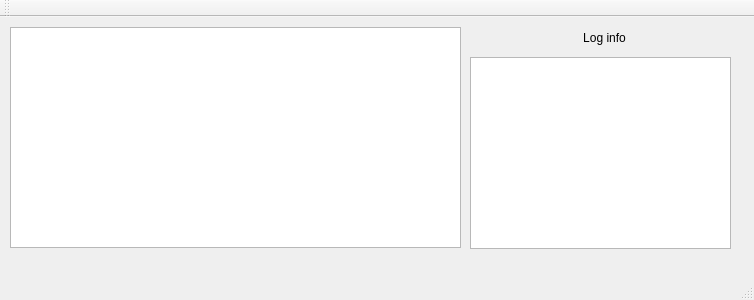
Before: the Qt Designer form mainwindow.ui in sas26031962/Sqlite_Example1, drawn with Qt 5.
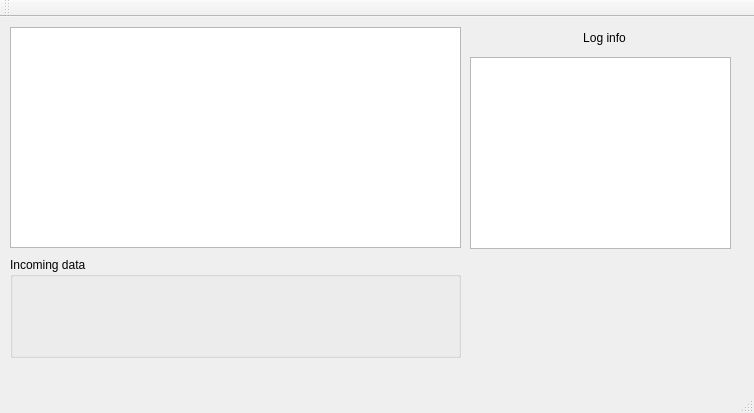
After: the same form once the commit is applied.

Commit message: Добавление класса cControlIncomingData

Diff of the .ui file:
```diff
--- a/mainwindow.ui
+++ b/mainwindow.ui
@@ -7,7 +7,7 @@
     <x>0</x>
     <y>0</y>
     <width>754</width>
-    <height>300</height>
+    <height>413</height>
    </rect>
   </property>
   <property name="windowTitle">
@@ -50,6 +50,19 @@
      </rect>
     </property>
    </widget>
+   <widget class="QGroupBox" name="groupBoxIncoming">
+    <property name="geometry">
+     <rect>
+      <x>10</x>
+      <y>240</y>
+      <width>451</width>
+      <height>101</height>
+     </rect>
+    </property>
+    <property name="title">
+     <string>Incoming data</string>
+    </property>
+   </widget>
   </widget>
   <widget class="QMenuBar" name="menuBar">
    <property name="geometry">
```
The commit also changes 11 other files.
